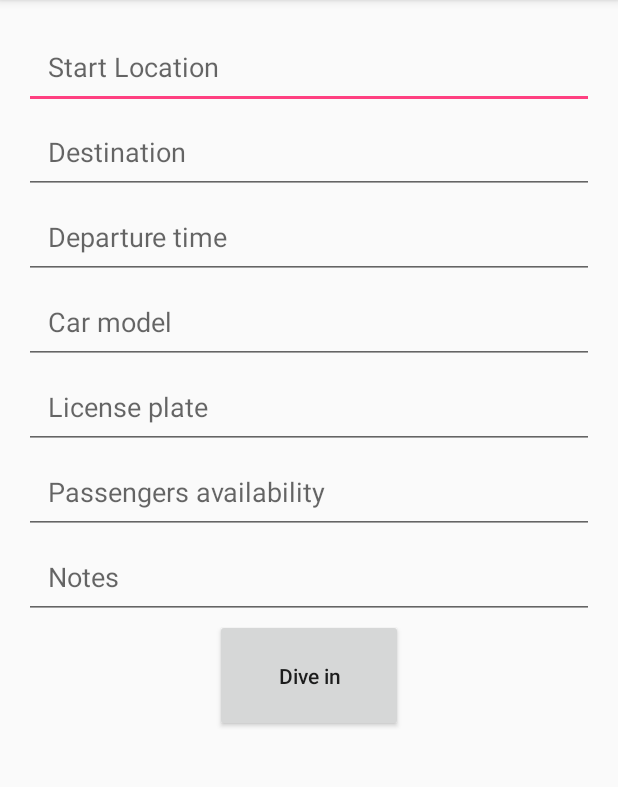
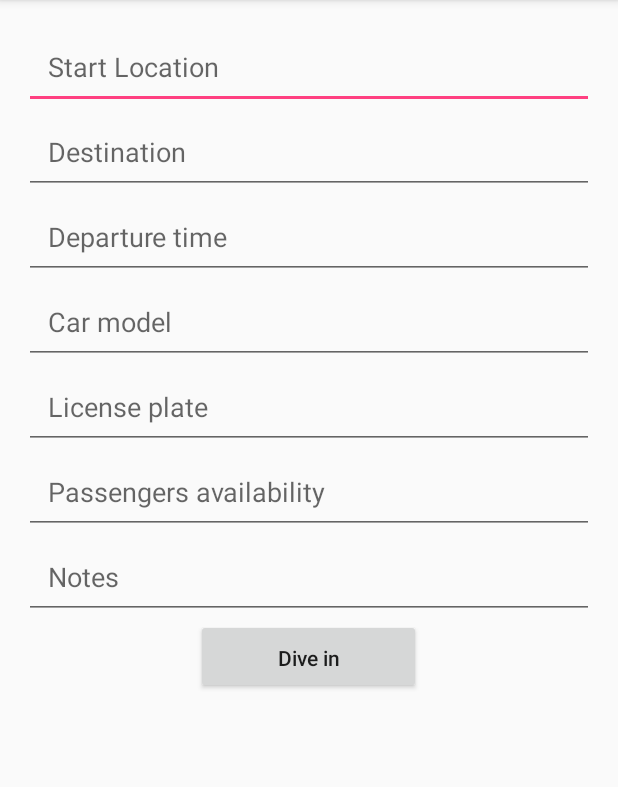
Before and after one commit to weblue/Shoal, an Android app: the DriverActivity screen opened directly, with no data from a screen before it, on a phone screen of 412 x 824 dp, the part 84-871 px from its top. Run offline under Robolectric (Android 15) with nearby library versions, the phone set to English and light mode, and no system bars.

Commit message:
change dive in button

```diff
--- a/app/src/main/res/layout/activity_driver.xml
+++ b/app/src/main/res/layout/activity_driver.xml
@@ -130,8 +130,8 @@
                 android:textAllCaps="false"
                 android:layout_centerHorizontal="true"
                 android:layout_alignParentBottom="true"
-                android:layout_width="125dp"
-                android:layout_height="75dp"
+                android:layout_width="150dp"
+                android:layout_height="50dp"
                 android:textAlignment="center"
                 android:layout_gravity="center"/>
 
```
